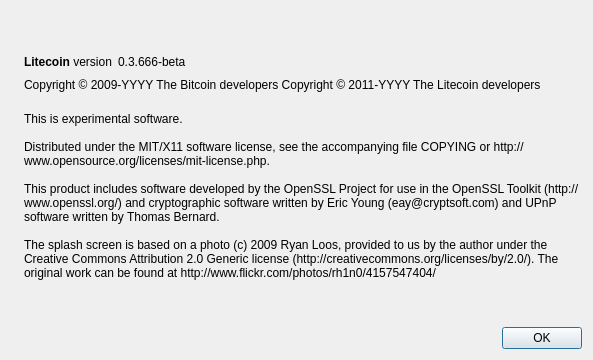
Before: the Qt Designer form src/qt/forms/aboutdialog.ui in thunderwolf66102/parallaxcoin, drawn with Qt 5.
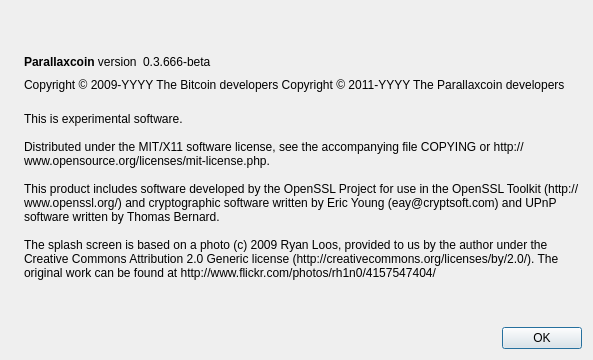
After: the same form once the commit is applied. Icons and pictures are not drawn.

Commit message: s/litecoin/parallaxcoin/

```diff
--- a/src/qt/forms/aboutdialog.ui
+++ b/src/qt/forms/aboutdialog.ui
@@ -50,7 +50,7 @@
           <cursorShape>IBeamCursor</cursorShape>
          </property>
          <property name="text">
-          <string>&lt;b&gt;Litecoin&lt;/b&gt; version</string>
+          <string>&lt;b&gt;Parallaxcoin&lt;/b&gt; version</string>
          </property>
          <property name="textInteractionFlags">
           <set>Qt::LinksAccessibleByMouse|Qt::TextSelectableByKeyboard|Qt::TextSelectableByMouse</set>
@@ -92,7 +92,7 @@
        </property>
        <property name="text">
         <string notr="true">Copyright &amp;copy; 2009-YYYY The Bitcoin developers
-Copyright &amp;copy; 2011-YYYY The Litecoin developers</string>
+Copyright &amp;copy; 2011-YYYY The Parallaxcoin developers</string>
        </property>
        <property name="textFormat">
         <enum>Qt::RichText</enum>
```
Left out of the diff: 2 changed lines with no effect on the pictures. The commit also changes 77 other files.
